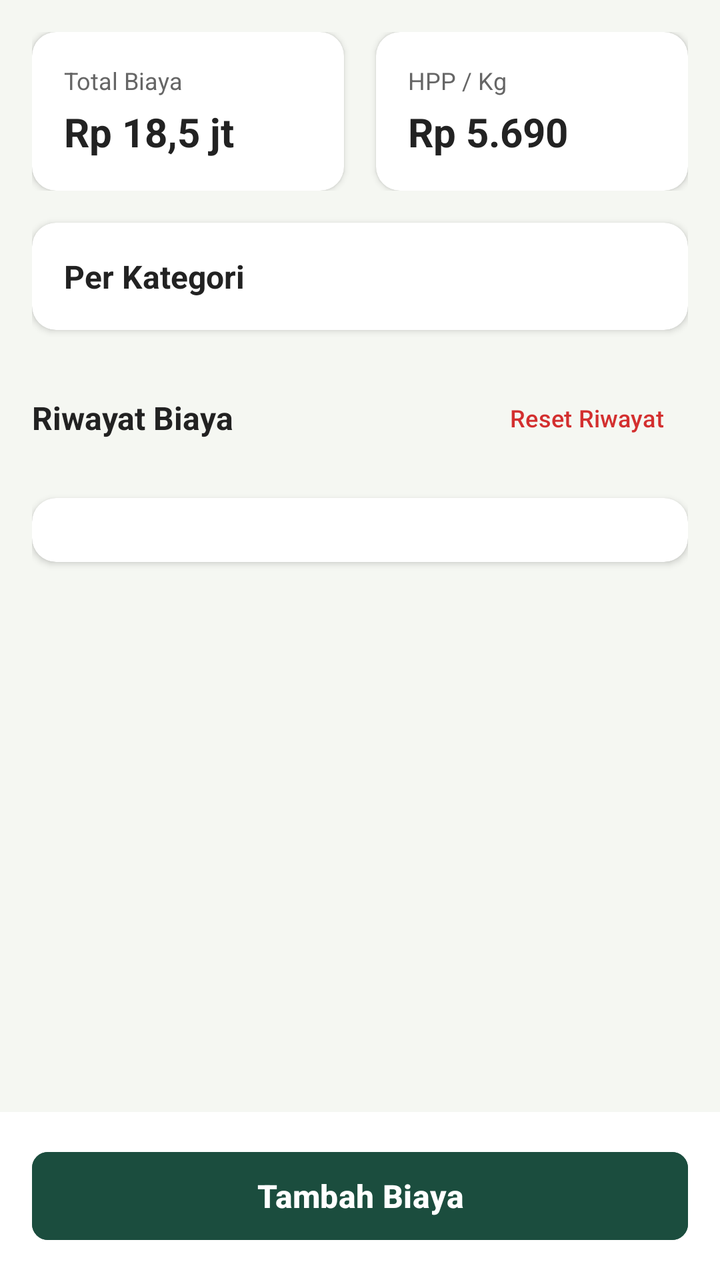
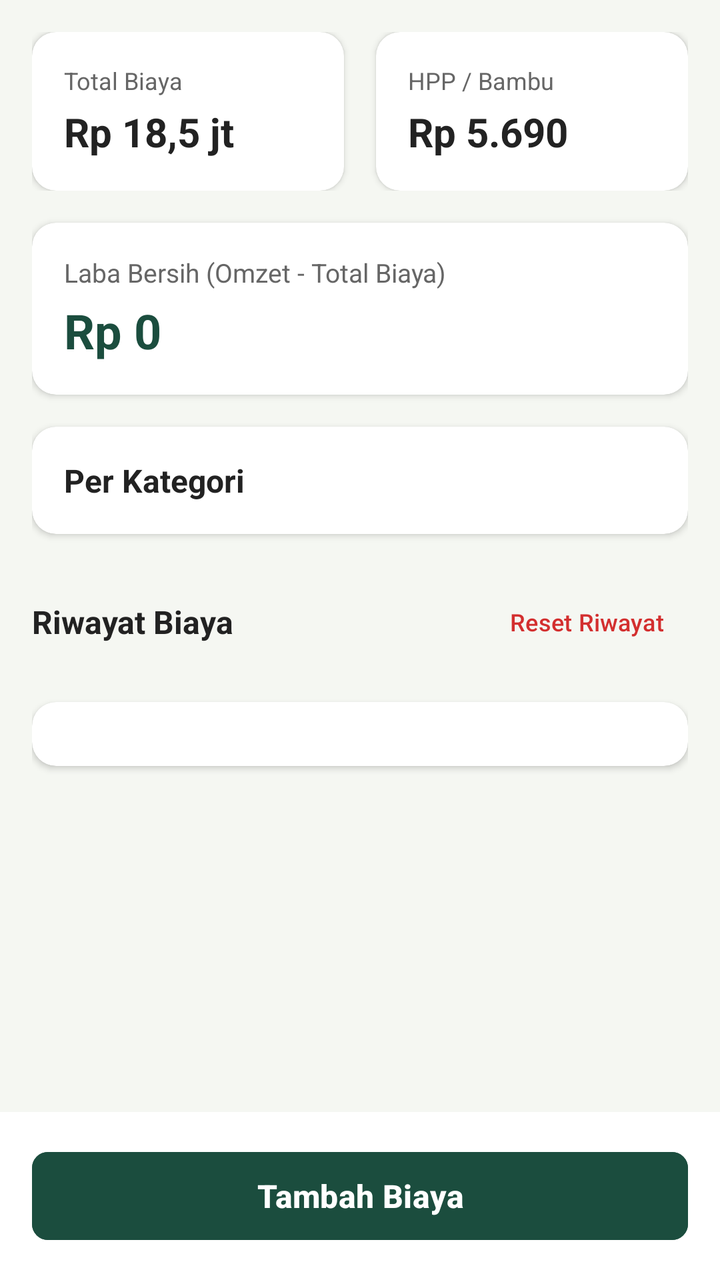

The first picture is an Android layout as it rendered before a commit; the second is the same layout after the commit. The layout source and the unified diff follow.
<!-- AndroidManifest.xml: application theme Theme.SmartCoffeeFarm -->
<!-- res/layout/fragment_biaya_produksi.xml -->
<?xml version="1.0" encoding="utf-8"?>
<LinearLayout xmlns:android="http://schemas.android.com/apk/res/android"
    xmlns:app="http://schemas.android.com/apk/res-auto"
    android:layout_width="match_parent"
    android:layout_height="match_parent"
    android:background="@color/app_background"
    android:orientation="vertical">

    <ScrollView
        android:layout_width="match_parent"
        android:layout_height="0dp"
        android:layout_weight="1"
        android:fillViewport="true"
        android:padding="16dp">

        <LinearLayout
            android:layout_width="match_parent"
            android:layout_height="wrap_content"
            android:orientation="vertical">

            
            <LinearLayout
                android:layout_width="match_parent"
                android:layout_height="wrap_content"
                android:orientation="horizontal">

                <androidx.cardview.widget.CardView
                    android:layout_width="0dp"
                    android:layout_height="wrap_content"
                    android:layout_marginEnd="8dp"
                    android:layout_weight="1"
                    app:cardBackgroundColor="@color/card_background"
                    app:cardCornerRadius="12dp"
                    app:cardElevation="2dp">

                    <LinearLayout
                        android:layout_width="match_parent"
                        android:layout_height="wrap_content"
                        android:orientation="vertical"
                        android:padding="16dp">

                        <TextView
                            android:layout_width="wrap_content"
                            android:layout_height="wrap_content"
                            android:text="Total Biaya"
                            android:textColor="@color/text_secondary"
                            android:textSize="12sp" />

                        <TextView
                            android:id="@+id/tvTotalCost"
                            android:layout_width="wrap_content"
                            android:layout_height="wrap_content"
                            android:layout_marginTop="4dp"
                            android:text="Rp 18,5 jt"
                            android:textColor="@color/text_primary"
                            android:textSize="20sp"
                            android:textStyle="bold" />
                    </LinearLayout>
                </androidx.cardview.widget.CardView>

                <androidx.cardview.widget.CardView
                    android:id="@+id/cardPerKg"
                    android:layout_width="0dp"
                    android:layout_height="wrap_content"
                    android:layout_marginStart="8dp"
                    android:layout_weight="1"
                    app:cardBackgroundColor="@color/card_background"
                    app:cardCornerRadius="12dp"
                    app:cardElevation="2dp">

                    <LinearLayout
                        android:layout_width="match_parent"
                        android:layout_height="wrap_content"
                        android:orientation="vertical"
                        android:padding="16dp">

                        <TextView
                            android:layout_width="wrap_content"
                            android:layout_height="wrap_content"
                            android:text="HPP / Kg"
                            android:textColor="@color/text_secondary"
                            android:textSize="12sp" />

                        <TextView
                            android:id="@+id/tvCostPerKg"
                            android:layout_width="wrap_content"
                            android:layout_height="wrap_content"
                            android:layout_marginTop="4dp"
                            android:text="Rp 5.690"
                            android:textColor="@color/text_primary"
                            android:textSize="20sp"
                            android:textStyle="bold" />
                    </LinearLayout>
                </androidx.cardview.widget.CardView>
            </LinearLayout>

            
            <androidx.cardview.widget.CardView
                android:layout_width="match_parent"
                android:layout_height="wrap_content"
                android:layout_marginTop="16dp"
                app:cardBackgroundColor="@color/card_background"
                app:cardCornerRadius="12dp"
                app:cardElevation="2dp">

                <LinearLayout
                    android:layout_width="match_parent"
                    android:layout_height="wrap_content"
                    android:orientation="vertical"
                    android:padding="16dp">

                    <TextView
                        android:layout_width="wrap_content"
                        android:layout_height="wrap_content"
                        android:text="Per Kategori"
                        android:textColor="@color/text_primary"
                        android:textSize="16sp"
                        android:textStyle="bold" />

                    <LinearLayout
                        android:id="@+id/containerPerKategori"
                        android:layout_width="match_parent"
                        android:layout_height="wrap_content"
                        android:orientation="vertical" />

                </LinearLayout>
            </androidx.cardview.widget.CardView>

            
            <LinearLayout
                android:layout_width="match_parent"
                android:layout_height="wrap_content"
                android:layout_marginTop="20dp"
                android:gravity="center_vertical"
                android:orientation="horizontal">

                <TextView
                    android:layout_width="0dp"
                    android:layout_height="wrap_content"
                    android:layout_weight="1"
                    android:text="Riwayat Biaya"
                    android:textColor="@color/text_primary"
                    android:textSize="16sp"
                    android:textStyle="bold" />

                <com.google.android.material.button.MaterialButton
                    android:id="@+id/btnResetRiwayatBiaya"
                    style="@style/Widget.Material3.Button.TextButton"
                    android:layout_width="wrap_content"
                    android:layout_height="wrap_content"
                    android:text="Reset Riwayat"
                    android:textColor="#D32F2F"
                    android:textSize="12sp" />
            </LinearLayout>

            
            <androidx.cardview.widget.CardView
                android:layout_width="match_parent"
                android:layout_height="wrap_content"
                android:layout_marginTop="16dp"
                android:layout_marginBottom="24dp"
                app:cardBackgroundColor="@color/card_background"
                app:cardCornerRadius="12dp"
                app:cardElevation="2dp">

                <LinearLayout
                    android:id="@+id/containerRiwayatBiaya"
                    android:layout_width="match_parent"
                    android:layout_height="wrap_content"
                    android:orientation="vertical"
                    android:padding="16dp">

                </LinearLayout>
            </androidx.cardview.widget.CardView>

        </LinearLayout>
    </ScrollView>

    
    <LinearLayout
        android:layout_width="match_parent"
        android:layout_height="wrap_content"
        android:background="@color/card_background"
        android:padding="16dp">

        <com.google.android.material.button.MaterialButton
            android:id="@+id/btnTambahBiaya"
            android:layout_width="match_parent"
            android:layout_height="52dp"
            android:backgroundTint="@color/primary_dark_green"
            android:text="Tambah Biaya"
            android:textAllCaps="false"
            android:textColor="@color/white"
            android:textSize="16sp"
            android:textStyle="bold"
            app:cornerRadius="8dp" />
    </LinearLayout>

</LinearLayout>
<!-- resources referenced by this layout -->
<resources>
  <color name="app_background">#F5F7F2</color>
  <color name="card_background">#FFFFFFFF</color>
  <color name="primary_dark_green">#1B4D3E</color>
  <color name="text_primary">#222222</color>
  <color name="text_secondary">#666666</color>
  <color name="white">#FFFFFFFF</color>
  <style name="Theme.SmartCoffeeFarm" parent="Base.Theme.SmartCoffeeFarm" />
  <style name="Base.Theme.SmartCoffeeFarm" parent="Theme.Material3.DayNight.NoActionBar">
          <item name="colorPrimary">@color/primary_dark_green</item>
          <item name="colorSecondary">@color/primary_dark_green</item>
          <item name="android:windowBackground">@color/app_background</item>
          <item name="colorSurface">@color/card_background</item>
      </style>
</resources>

<!-- the commit's change to res/layout/fragment_biaya_produksi.xml (unified diff, before → after) -->
@@ -77,7 +77,7 @@
                         <TextView
                             android:layout_width="wrap_content"
                             android:layout_height="wrap_content"
-                            android:text="HPP / Kg"
+                            android:text="HPP / Bambu"
                             android:textColor="@color/text_secondary"
                             android:textSize="12sp" />
 
@@ -93,6 +93,40 @@
                     </LinearLayout>
                 </androidx.cardview.widget.CardView>
             </LinearLayout>
+
+            
+            <androidx.cardview.widget.CardView
+                android:layout_width="match_parent"
+                android:layout_height="wrap_content"
+                android:layout_marginTop="16dp"
+                app:cardBackgroundColor="@color/card_background"
+                app:cardCornerRadius="12dp"
+                app:cardElevation="2dp">
+
+                <LinearLayout
+                    android:layout_width="match_parent"
+                    android:layout_height="wrap_content"
+                    android:orientation="vertical"
+                    android:padding="16dp">
+
+                    <TextView
+                        android:layout_width="wrap_content"
+                        android:layout_height="wrap_content"
+                        android:text="Laba Bersih (Omzet - Total Biaya)"
+                        android:textColor="@color/text_secondary"
+                        android:textSize="13sp" />
+
+                    <TextView
+                        android:id="@+id/tvLabaBersihBiaya"
+                        android:layout_width="wrap_content"
+                        android:layout_height="wrap_content"
+                        android:layout_marginTop="4dp"
+                        android:text="Rp 0"
+                        android:textColor="@color/primary_dark_green"
+                        android:textSize="24sp"
+                        android:textStyle="bold" />
+                </LinearLayout>
+            </androidx.cardview.widget.CardView>
 
             
             <androidx.cardview.widget.CardView
